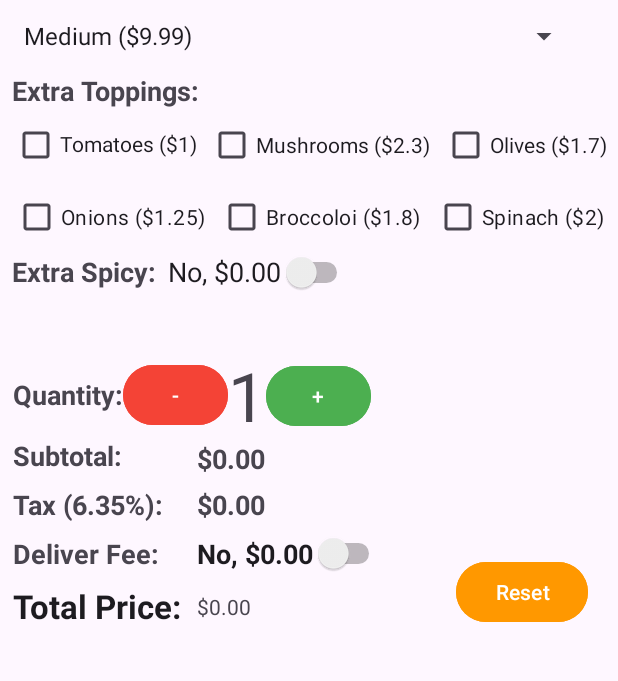
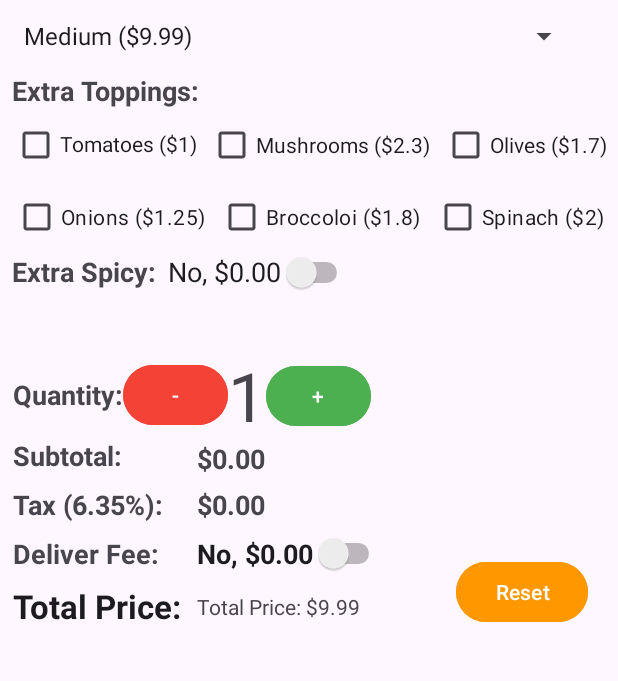
Before and after one commit to DallasLaComb/Pizza_Android_App, an Android app: the screen it shows after launch (MainActivity), on a phone screen of 412 x 824 dp, the part 430-1111 px from its top. Run offline under Robolectric (Android 15) with nearby library versions, the phone set to English and light mode, and no system bars.

```diff
--- a/Homework2/app/src/main/java/com/example/homework2/MainActivity.kt
+++ b/Homework2/app/src/main/java/com/example/homework2/MainActivity.kt
@@ -14,7 +14,7 @@ import android.widget.TextView
 import android.widget.Toast
 
 class MainActivity : AppCompatActivity(), AdapterView.OnItemSelectedListener {
-    val tv_total_price = findViewById<TextView>(R.id.tv_total_price)
+    var total_price: Double = 0.00
 
     override fun onCreate(savedInstanceState: Bundle?) {
         super.onCreate(savedInstanceState)
@@ -81,9 +81,12 @@ class MainActivity : AppCompatActivity(), AdapterView.OnItemSelectedListener {
         val priceString = matchResult?.value?.removePrefix("$") // Remove the dollar sign to parse it as a Double
 
         val price = priceString?.toDoubleOrNull() ?: 0.0
+        total_price +=price;
+        val tvTotalPrice: TextView = findViewById(R.id.tv_total_price)
+        tvTotalPrice.text = "Total Price: $%.2f".format(total_price)
+    }
+    fun updateTotalPrice(sizeSelection: Int, toppingSelections: Int, spicySelection: Int, quantitySelection: Int) {
 
-        // Set the extracted price to your TextView
-        tv_total_price.text = "Total Price: $%.2f".format(totalPrice)
     }
 
     fun setPizzaImageView(view:View){
```
